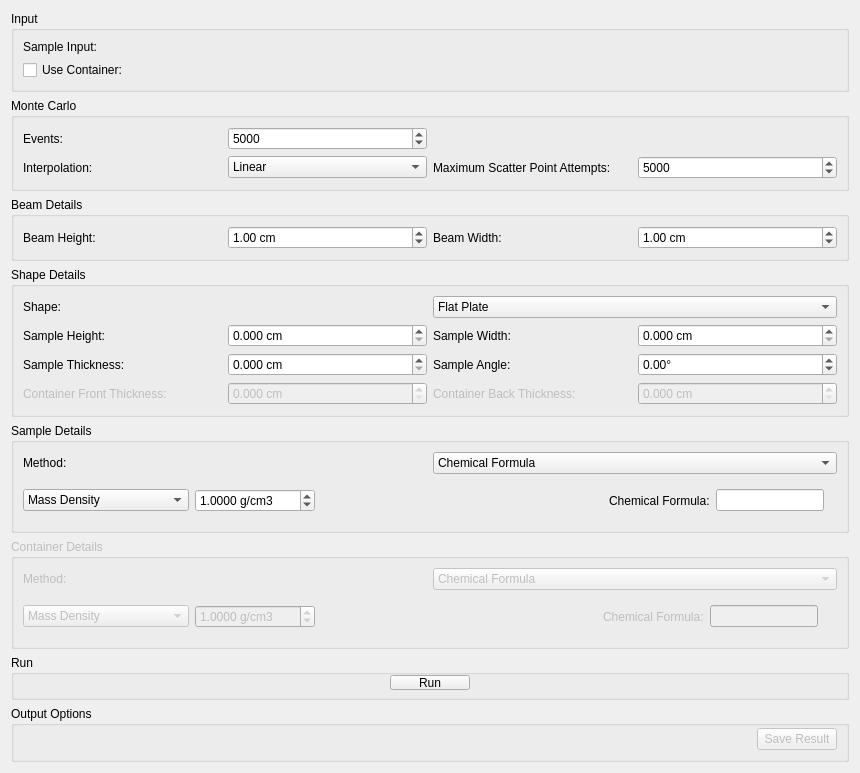
mantidproject/mantid, file qt/scientific_interfaces/Indirect/AbsorptionCorrections.ui: the form before one commit.
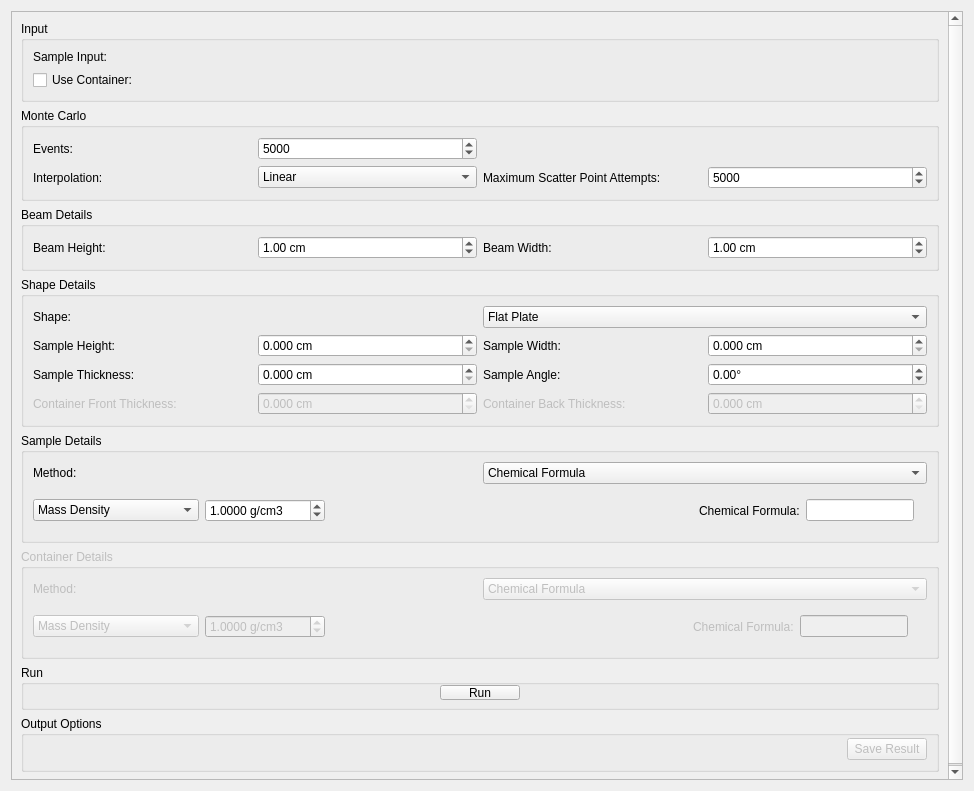
The form after the commit. Custom widgets are drawn as their Qt base class.

Commit message:
Add scroll bar to indirect corrections tabs
This commit adds a scroll bar to the tabs in the indirect corrections interface to prevent squishing in smaller screens

re: #30221

What changed in the file:
```diff
--- a/qt/scientific_interfaces/Indirect/AbsorptionCorrections.ui
+++ b/qt/scientific_interfaces/Indirect/AbsorptionCorrections.ui
@@ -6,14 +6,29 @@
    <rect>
     <x>0</x>
     <y>0</y>
-    <width>827</width>
-    <height>758</height>
+    <width>974</width>
+    <height>791</height>
    </rect>
   </property>
   <property name="windowTitle">
    <string>Absoprtion Corrections</string>
   </property>
-  <layout class="QVBoxLayout" name="loAbsorptionCorrections">
+  <layout class="QVBoxLayout" name="verticalLayout_2">
+   <item>
+    <widget class="QScrollArea" name="scrollArea">
+     <property name="widgetResizable">
+      <bool>true</bool>
+     </property>
+     <widget class="QWidget" name="scrollAreaWidgetContents">
+      <property name="geometry">
+       <rect>
+        <x>0</x>
+        <y>0</y>
+        <width>954</width>
+        <height>771</height>
+       </rect>
+      </property>
+      <layout class="QVBoxLayout" name="verticalLayout">
    <item>
     <widget class="QGroupBox" name="gbInput">
      <property name="title">
@@ -1297,6 +1312,10 @@
        </widget>
       </item>
      </layout>
+        </widget>
+       </item>
+      </layout>
+     </widget>
     </widget>
    </item>
   </layout>
```
Lines whose indentation alone changed are shown as unchanged. The commit also changes 4 other files.
